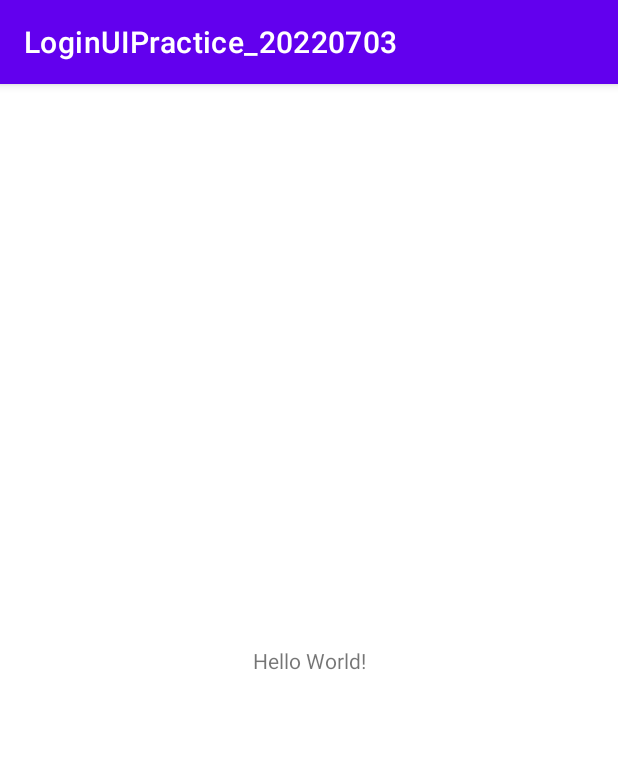
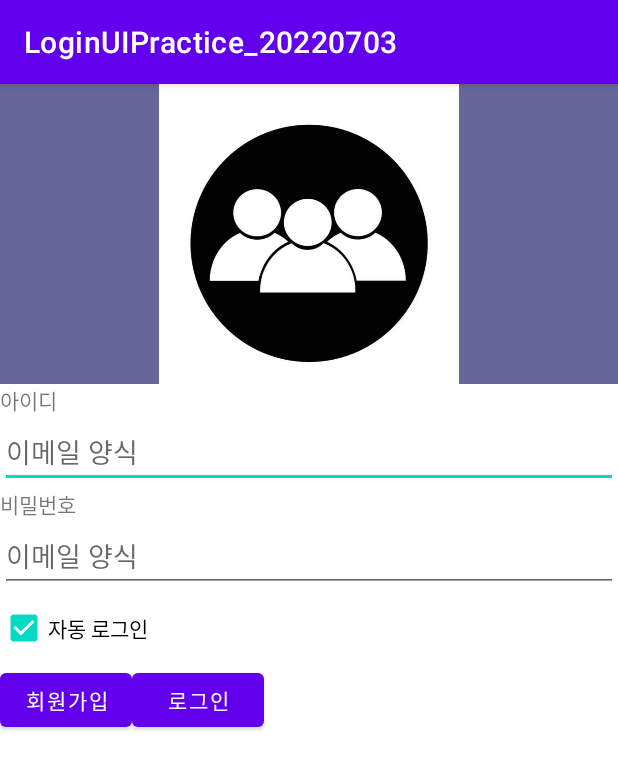
Before and after one commit to csh113/LoginUIPractice_20220703, an Android app: the screen it shows after launch (MainActivity), on a phone screen of 412 x 824 dp. Shown: the top 770 px of the screen. Run offline under Robolectric (Android 15) with nearby library versions, the phone set to English and light mode, and no system bars.

Commit message:
로그인 페이지 연습 20220703 일

```diff
--- a/app/src/main/res/layout/activity_main.xml
+++ b/app/src/main/res/layout/activity_main.xml
@@ -1,18 +1,73 @@
 <?xml version="1.0" encoding="utf-8"?>
-<androidx.constraintlayout.widget.ConstraintLayout xmlns:android="http://schemas.android.com/apk/res/android"
+<LinearLayout xmlns:android="http://schemas.android.com/apk/res/android"
     xmlns:app="http://schemas.android.com/apk/res-auto"
     xmlns:tools="http://schemas.android.com/tools"
     android:layout_width="match_parent"
     android:layout_height="match_parent"
+    android:orientation="vertical"
     tools:context=".MainActivity">
 
+    <ImageView
+        android:layout_width="match_parent"
+        android:layout_height="200dp"
+        android:src="@drawable/login_img"
+        android:background="#666699"/>
+
     <TextView
-        android:layout_width="wrap_content"
+        android:layout_width="match_parent"
         android:layout_height="wrap_content"
-        android:text="Hello World!"
+        android:text="아이디"
         app:layout_constraintBottom_toBottomOf="parent"
         app:layout_constraintEnd_toEndOf="parent"
         app:layout_constraintStart_toStartOf="parent"
         app:layout_constraintTop_toTopOf="parent" />
 
-</androidx.constraintlayout.widget.ConstraintLayout>
+    <EditText
+        android:layout_width="match_parent"
+        android:layout_height="wrap_content"
+        android:hint="이메일 양식"
+        android:maxLines="1"
+        android:inputType="textEmailAddress"
+        android:imeOptions="actionNext"/>
+
+    <TextView
+        android:layout_width="match_parent"
+        android:layout_height="wrap_content"
+        android:text="비밀번호"
+        app:layout_constraintBottom_toBottomOf="parent"
+        app:layout_constraintEnd_toEndOf="parent"
+        app:layout_constraintStart_toStartOf="parent"
+        app:layout_constraintTop_toTopOf="parent" />
+
+    <EditText
+        android:layout_width="match_parent"
+        android:layout_height="wrap_content"
+        android:hint="이메일 양식"
+        android:maxLines="1"
+        android:inputType="textEmailAddress"
+        android:imeOptions="actionNext"/>
+
+    <CheckBox
+        android:layout_width="wrap_content"
+        android:layout_height="wrap_content"
+        android:checked="true"
+        android:text="자동 로그인"/>
+
+    <LinearLayout
+        android:layout_width="match_parent"
+        android:layout_height="wrap_content"
+        android:orientation="horizontal">
+
+        <Button
+            android:layout_width="wrap_content"
+            android:layout_height="wrap_content"
+            android:text="회원가입"/>
+
+        <Button
+            android:layout_width="wrap_content"
+            android:layout_height="wrap_content"
+            android:text="로그인"/>
+
+    </LinearLayout>
+
+</LinearLayout>
```
Also changed, not shown: app/src/main/res/drawable/login_img.jpg (added).
